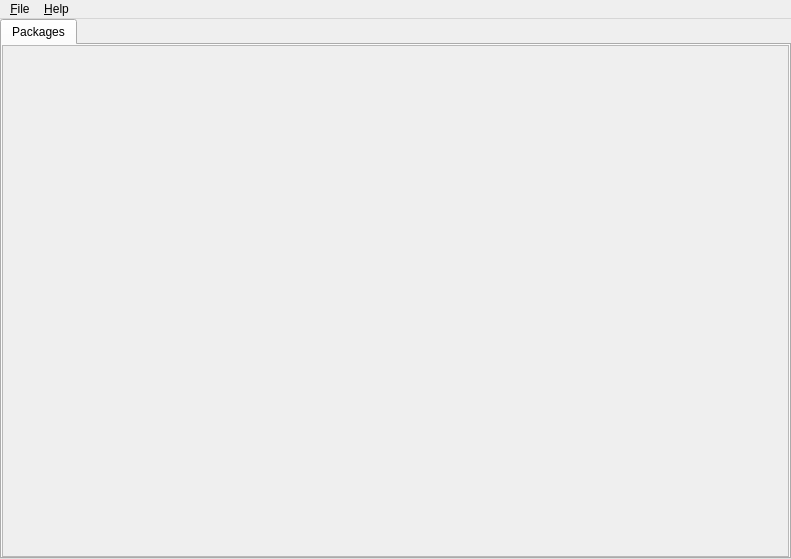
The window that mainwindow.ui (yangjuncode/yy-assistant) describes before a commit, drawn with Qt 5.
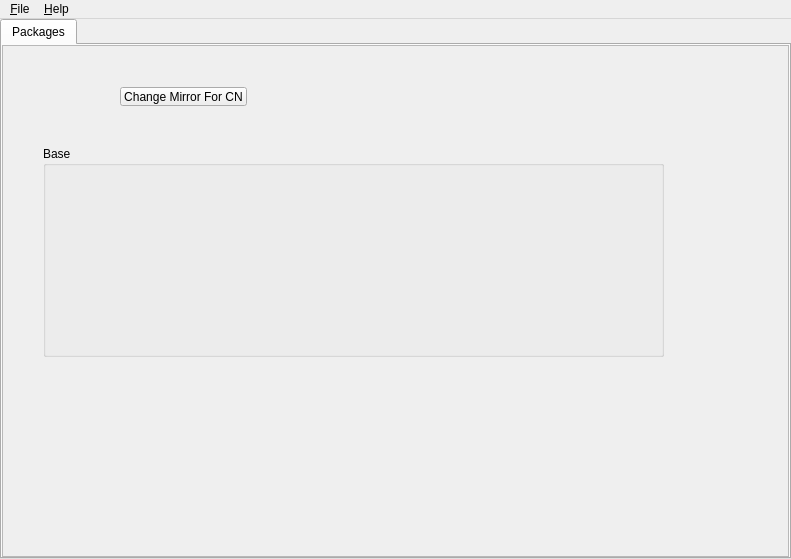
The same window after the commit.

Commit message: add mirror selection for cn

What changed in the file:
```diff
--- a/mainwindow.ui
+++ b/mainwindow.ui
@@ -66,6 +66,64 @@
              <height>484</height>
             </rect>
            </property>
+           <widget class="QGroupBox" name="groupBox">
+            <property name="geometry">
+             <rect>
+              <x>40</x>
+              <y>100</y>
+              <width>621</width>
+              <height>211</height>
+             </rect>
+            </property>
+            <property name="title">
+             <string>Base</string>
+            </property>
+           </widget>
+           <widget class="QWidget" name="">
+            <property name="geometry">
+             <rect>
+              <x>40</x>
+              <y>30</y>
+              <width>281</width>
+              <height>41</height>
+             </rect>
+            </property>
+            <layout class="QHBoxLayout" name="horizontalLayout">
+             <item>
+              <spacer name="horizontalSpacer">
+               <property name="orientation">
+                <enum>Qt::Horizontal</enum>
+               </property>
+               <property name="sizeHint" stdset="0">
+                <size>
+                 <width>40</width>
+                 <height>20</height>
+                </size>
+               </property>
+              </spacer>
+             </item>
+             <item>
+              <widget class="QPushButton" name="ptn_mirror">
+               <property name="text">
+                <string>Change Mirror For CN</string>
+               </property>
+              </widget>
+             </item>
+             <item>
+              <spacer name="horizontalSpacer_2">
+               <property name="orientation">
+                <enum>Qt::Horizontal</enum>
+               </property>
+               <property name="sizeHint" stdset="0">
+                <size>
+                 <width>40</width>
+                 <height>20</height>
+                </size>
+               </property>
+              </spacer>
+             </item>
+            </layout>
+           </widget>
           </widget>
          </widget>
         </item>
```
The commit also changes 2 other files.
